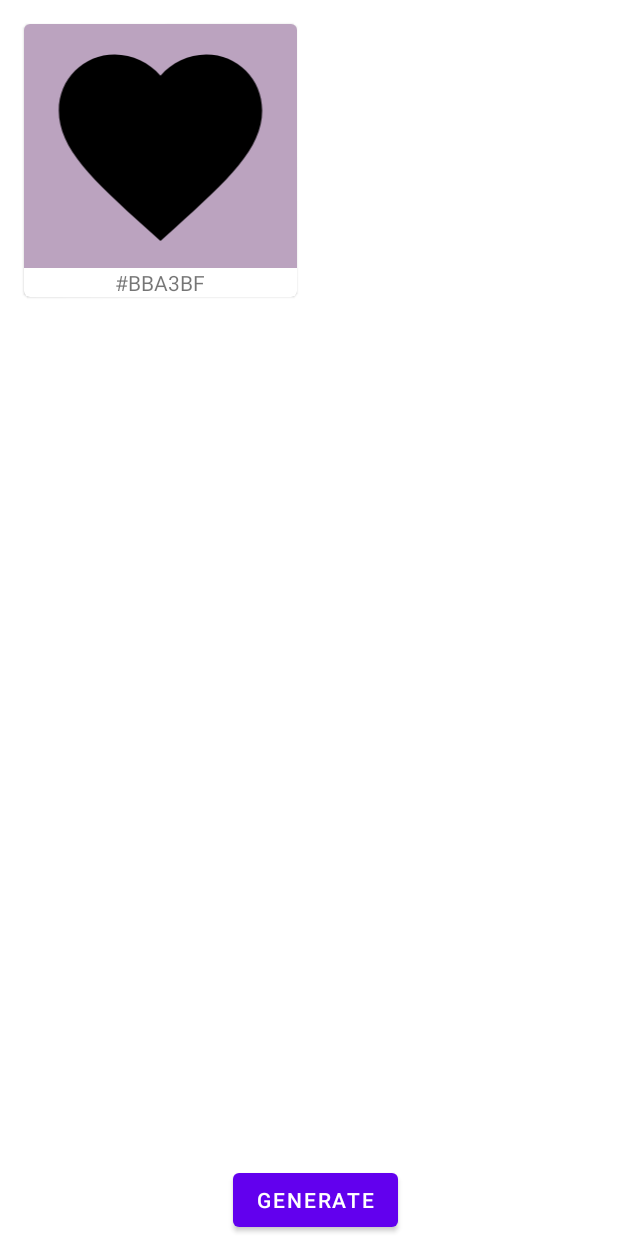
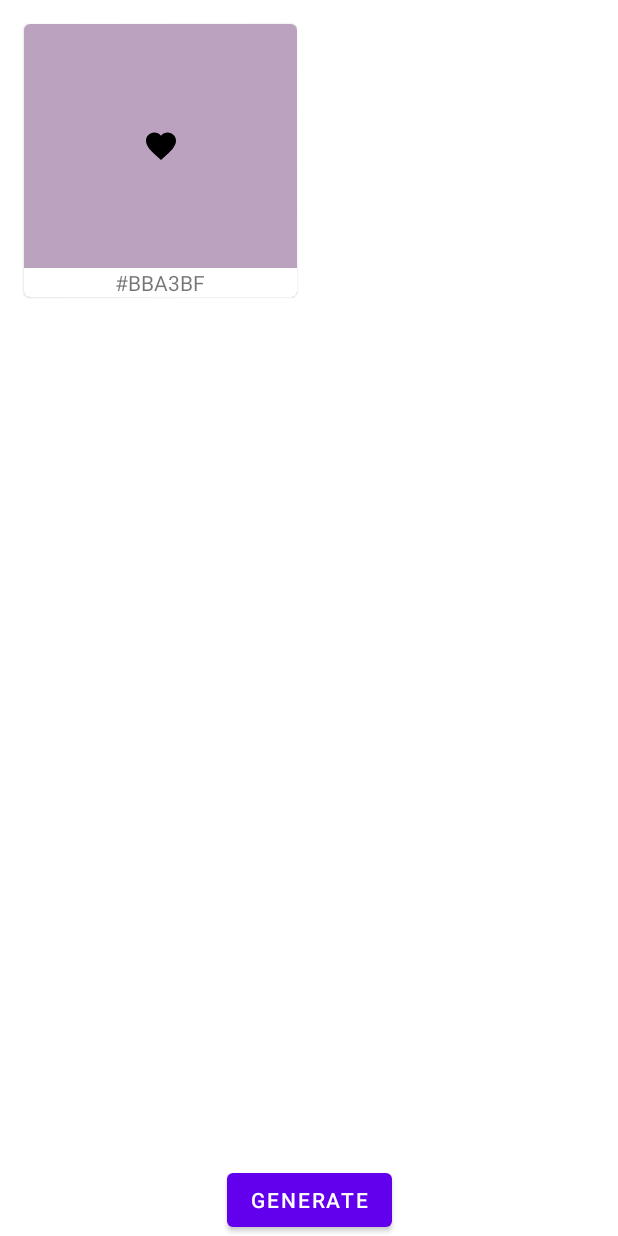
Before and after one commit to ThetaRangers/ThetaProvaCarte, an Android app: the DragRecExample screen opened directly, with no data from a screen before it, after a tap on "GENERATE", on a phone screen of 412 x 824 dp. Run offline under Robolectric (Android 15) with nearby library versions, the phone set to English and light mode, and no system bars.

Commit message:
Diggy diggy hole

```diff
--- a/app/src/main/res/layout/drag_activity_din.xml
+++ b/app/src/main/res/layout/drag_activity_din.xml
@@ -10,9 +10,9 @@
         android:id="@+id/btnGenerate"
         android:layout_width="wrap_content"
         android:layout_height="wrap_content"
-        android:layout_marginStart="155dp"
         android:text="generate"
         app:layout_constraintBottom_toBottomOf="parent"
+        app:layout_constraintEnd_toEndOf="parent"
         app:layout_constraintStart_toStartOf="parent" />
 
     <androidx.recyclerview.widget.RecyclerView
--- a/app/src/main/res/layout/power_ranger.xml
+++ b/app/src/main/res/layout/power_ranger.xml
@@ -50,7 +50,7 @@
 
             <ImageView
                 android:id="@+id/imageView3"
-                android:layout_width="0dp"
+                android:layout_width="wrap_content"
                 android:layout_height="0dp"
                 app:layout_constraintBottom_toBottomOf="@+id/ivPower"
                 app:layout_constraintEnd_toEndOf="parent"
--- a/app/src/main/res/layout/swipe_card.xml
+++ b/app/src/main/res/layout/swipe_card.xml
@@ -9,7 +9,6 @@
         android:id="@+id/cdBackground"
         android:layout_width="0dp"
         android:layout_height="0dp"
-        android:layout_margin="8dp"
         android:backgroundTint="#4CAF50"
         android:elevation="20dp"
         app:layout_constraintBottom_toBottomOf="@+id/cdSwipe"
@@ -29,7 +28,7 @@
                 android:layout_marginTop="16dp"
                 app:layout_constraintStart_toStartOf="parent"
                 app:layout_constraintTop_toTopOf="parent"
-                app:srcCompat="@drawable/redhearh" />
+                app:srcCompat="@drawable/ic_hearth" />
         </androidx.constraintlayout.widget.ConstraintLayout>
 
     </com.google.android.material.card.MaterialCardView>
```
